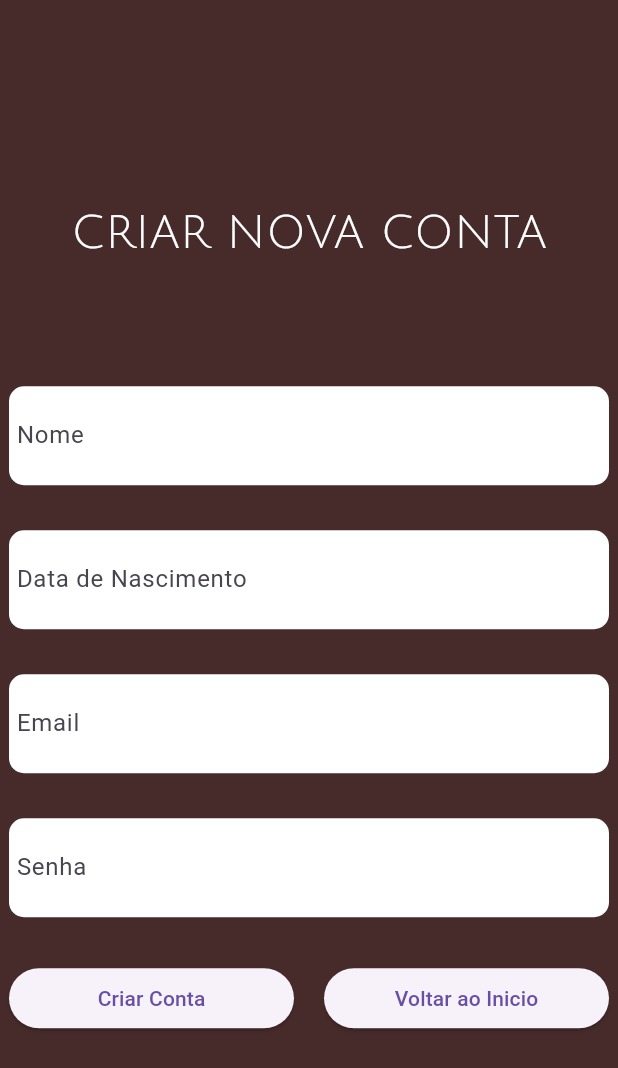
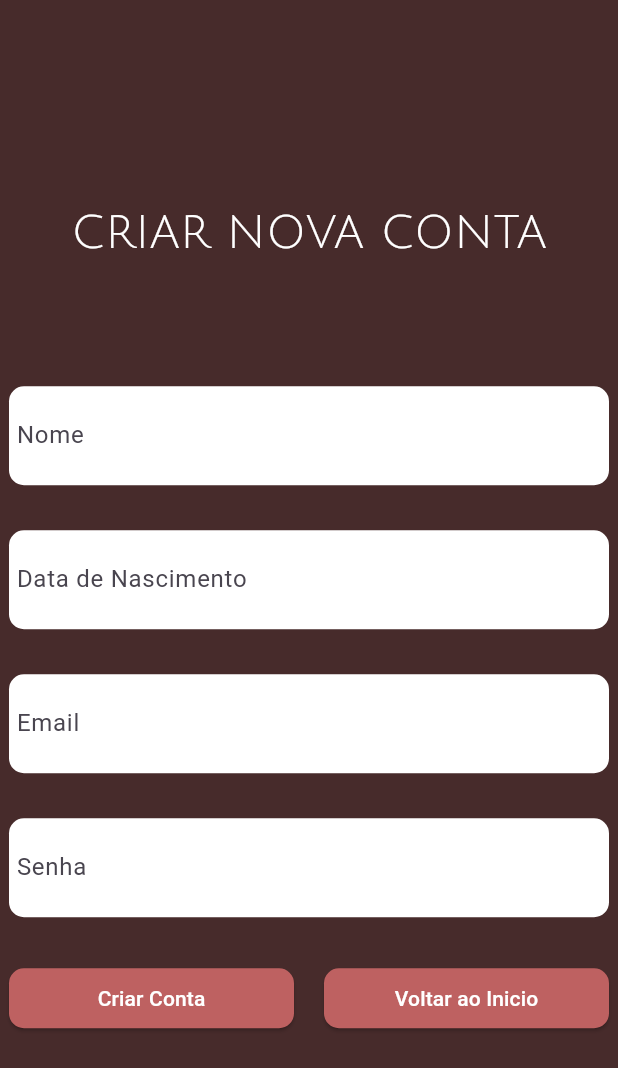
Before and after one commit to dudusandi/Wellness-Tracker, a Flutter app: the screen it shows after launch, after a tap on "Não tem conta? Cadastre-se!", on a phone screen of 412 x 824 dp. Shown: the top 1068 px of the screen. Run offline on Flutter 3.47's test engine with Material 3 defaults, Android fonts, the light colour scheme and no system bars; our stand-ins replace mask_text_input_formatter; missing offline and left inert: sqlite3, window_manager; accounts and stored records are empty.

Commit message:
final 1.1

```diff
--- a/lib/Interface/CriarConta.dart
+++ b/lib/Interface/CriarConta.dart
@@ -118,6 +118,7 @@ class _LoginCadastroState extends State<LoginCadastro> {
                 children: [
                   Expanded(
                     child: ElevatedButton(
+                      style:ElevatedButton.styleFrom(backgroundColor: Color(0xFFBE6161,),shape: RoundedRectangleBorder(borderRadius: BorderRadius.circular(10))),
                         onPressed: () async {
                           try {
                             await funcoes.adicionarUsuario(
@@ -145,20 +146,21 @@ class _LoginCadastroState extends State<LoginCadastro> {
                             );
                           }
                         },
-                        child: Text("Criar Conta")),
+                        child: Text("Criar Conta", style: TextStyle(color: Colors.white),)),
                   ),
                   SizedBox(
                     width: 20,
                   ),
                   Expanded(
                     child: ElevatedButton(
+                      style:ElevatedButton.styleFrom(backgroundColor: Color(0xFFBE6161,),shape: RoundedRectangleBorder(borderRadius: BorderRadius.circular(10))),
                         onPressed: () {
                           Navigator.push(
                             context,
                             MaterialPageRoute(builder: (context) => Login()),
                           );
                         },
-                        child: Text("Voltar ao Inicio")),
+                        child: Text("Voltar ao Inicio",style: TextStyle(color: Colors.white),)),
                   ),
                 ],
               ),
--- a/lib/Interface/NovoExame.dart
+++ b/lib/Interface/NovoExame.dart
@@ -159,6 +159,7 @@ class _NovoExameState extends State<NovoExame> {
                 )),
             SizedBox(height: 40),
             ElevatedButton(
+              style:ElevatedButton.styleFrom(backgroundColor: Color(0xFFBE6161,),shape: RoundedRectangleBorder(borderRadius: BorderRadius.circular(10)),fixedSize: Size(200, 50),),
               onPressed: () => {
                 if (_exameSelecionado != null && usuarioId != null)
                   {
@@ -178,7 +179,7 @@ class _NovoExameState extends State<NovoExame> {
                   SnackBar(content: Text("Exame Cadastrado com Sucesso")),
                 )
               },
-              child: Text('Adicionar Exame'),
+              child: Text('Adicionar Exame', style: TextStyle(color: Colors.white),),
             ),
           ],
         ),
--- a/lib/Interface/ficha_medica.dart
+++ b/lib/Interface/ficha_medica.dart
@@ -193,6 +193,7 @@ class _FichaMedicaState extends State<FichaMedica> {
             height: 30,
           ),
           ElevatedButton(
+            style:ElevatedButton.styleFrom(backgroundColor: Color(0xFFBE6161,),shape: RoundedRectangleBorder(borderRadius: BorderRadius.circular(10)),fixedSize: Size(150, 40)),
             onPressed: () {
               int isMedicacaoContinua = isSwitched ? 1 : 0;
               setState(() {
@@ -207,7 +208,7 @@ class _FichaMedicaState extends State<FichaMedica> {
               funcoes.salvarFichaMedica(usuarioId!, FrequenciaExercicio,
                   comorbidades.text, medicacoes.text, isMedicacaoContinua);
             },
-            child: Text("Salvar"),
+            child: Text("Salvar", style: TextStyle(color: Colors.white),),
           )
         ],
       ),
```
Also changed, not shown: lib/Interface/Exames.dart (+10 -5 lines).
